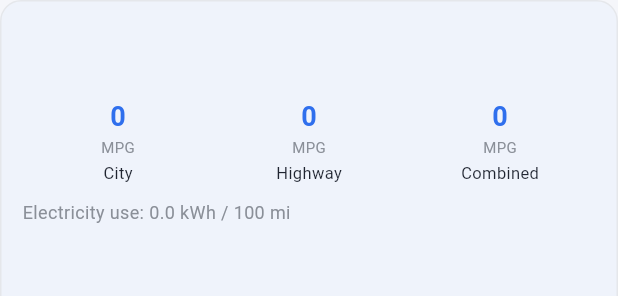
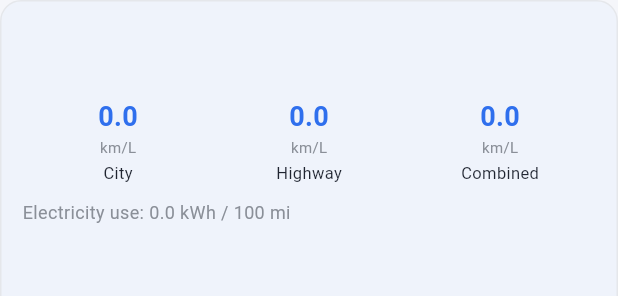
Before and after one commit to KennethLeeit/fuelgoapp, a Flutter app: the _FuelEconomyResultCard widget shown alone on an empty page, opened directly with empty values, on a phone screen of 412 x 824 dp. Shown: the top 296 px of the screen. Run offline on Flutter 3.47's test engine with Material 3 defaults, Android fonts, the phone set to English and light mode, and no system bars; our stand-ins replace cloud_firestore, firebase_auth, firebase_core, flutter_map, geolocator, latlong2 and 1 more; accounts and stored records are empty; network calls fail.

Commit message:
mpg to km/l

```diff
--- a/lib/screens/add_vehicle_dialog.dart
+++ b/lib/screens/add_vehicle_dialog.dart
@@ -422,9 +422,15 @@ class _FuelEconomyResultCard extends StatelessWidget {
   final VehicleFuelEconomy result;
   const _FuelEconomyResultCard({required this.result});
 
+  // 1 US gallon = 3.785411784 L, 1 mile = 1.609344 km.
+  // km per US gallon / L per gallon = km/L per mpg.
+  static const _mpgToKmL = 1.609344 / 3.785411784;
+
+  static double _kmL(int mpg) => mpg * _mpgToKmL;
+
   @override
   Widget build(BuildContext context) {
-    final unit = result.isElectric ? 'MPGe' : 'MPG';
+    final unit = result.isElectric ? 'km/L (eq)' : 'km/L';
     return Container(
       width: double.infinity,
       padding: const EdgeInsets.all(14),
@@ -450,9 +456,15 @@ class _FuelEconomyResultCard extends StatelessWidget {
           const SizedBox(height: 12),
           Row(
             children: [
-              _MpgStat(label: 'City', value: result.cityMpg, unit: unit),
-              _MpgStat(label: 'Highway', value: result.highwayMpg, unit: unit),
-              _MpgStat(label: 'Combined', value: result.combinedMpg, unit: unit),
+              _MpgStat(label: 'City', value: _kmL(result.cityMpg), unit: unit),
+              _MpgStat(
+                  label: 'Highway',
+                  value: _kmL(result.highwayMpg),
+                  unit: unit),
+              _MpgStat(
+                  label: 'Combined',
+                  value: _kmL(result.combinedMpg),
+                  unit: unit),
             ],
           ),
           if (result.combinedKwhPer100Miles != null) ...[
@@ -470,7 +482,7 @@ class _FuelEconomyResultCard extends StatelessWidget {
 
 class _MpgStat extends StatelessWidget {
   final String label;
-  final int value;
+  final double value;
   final String unit;
   const _MpgStat({required this.label, required this.value, required this.unit});
 
@@ -479,7 +491,7 @@ class _MpgStat extends StatelessWidget {
     return Expanded(
       child: Column(
         children: [
-          Text('$value',
+          Text(value.toStringAsFixed(1),
               style: const TextStyle(fontSize: 18, fontWeight: FontWeight.bold, color: AppColors.primaryBlue)),
           Text(unit, style: const TextStyle(fontSize: 10, color: AppColors.textGrey)),
           const SizedBox(height: 2),
```
